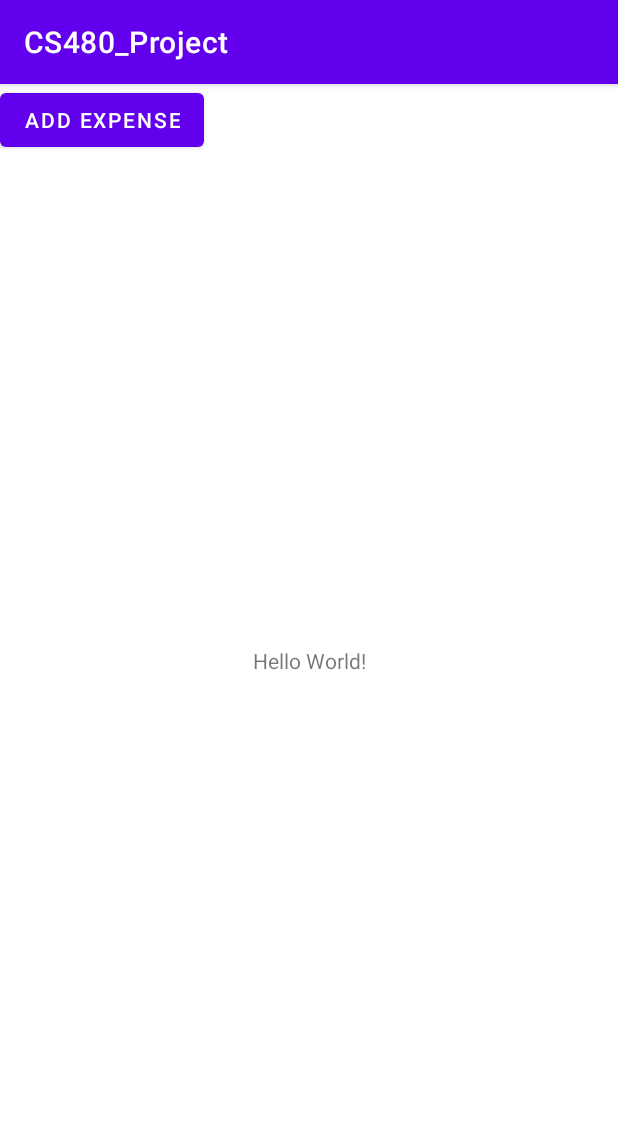
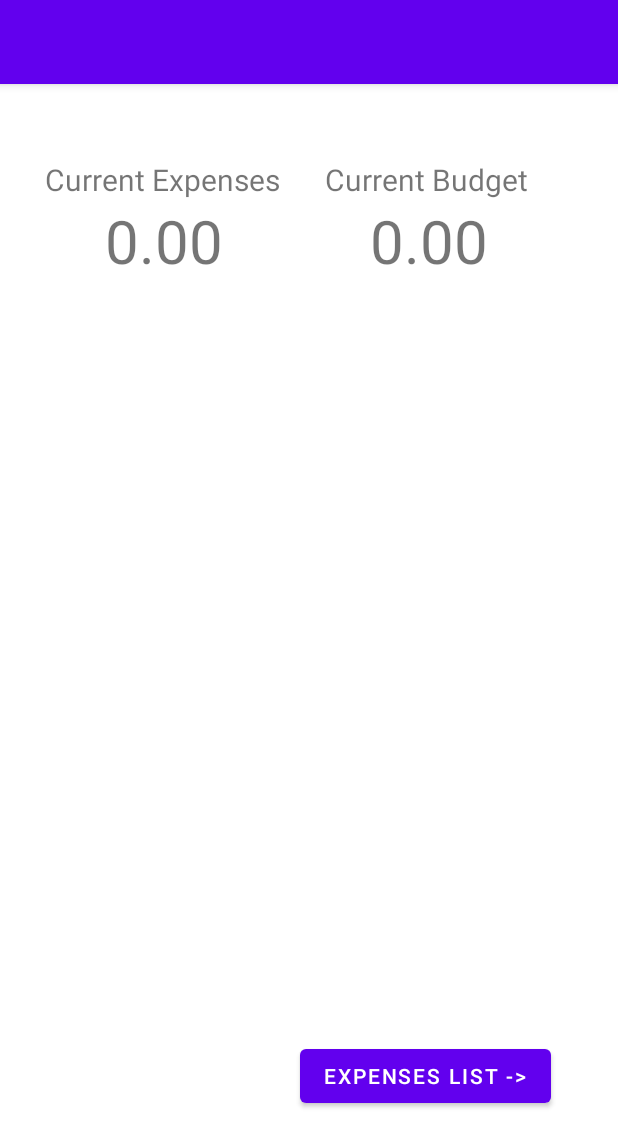
Before and after one commit to soleilm15/CS480_Project1, an Android app: the screen it shows after launch (MainActivity), on a phone screen of 412 x 824 dp. Shown: the top 1147 px of the screen. Run offline under Robolectric (Android 15) with nearby library versions, the phone set to English and light mode, and no system bars; 1 statement that could not run was skipped.

Commit message:
april 18

```diff
--- a/app/src/main/AndroidManifest.xml
+++ b/app/src/main/AndroidManifest.xml
@@ -14,6 +14,9 @@
         android:supportsRtl="true"
         android:theme="@style/Theme.CS480_Project"
         tools:targetApi="31">
+        <activity
+            android:name=".ExpenseDetailsList"
+            android:exported="false" />
         <activity
             android:name=".AddingBudget"
             android:exported="false" />
--- a/app/src/main/java/com/example/cs480_project/ExpenseTrackerDatabaseHelper.java
+++ b/app/src/main/java/com/example/cs480_project/ExpenseTrackerDatabaseHelper.java
@@ -124,7 +124,7 @@ public class ExpenseTrackerDatabaseHelper extends SQLiteOpenHelper {
         ContentValues values = new ContentValues();
         values.put(EXPENSE_AMOUNT, expense.getAmount());
         values.put(EXPENSE_CATEGORY, expense.getCategory());
-        values.put(EXPENSE_DATE, expense.getDate().getTime());
+        values.put(EXPENSE_DATE, expense.getDate());
         values.put(EXPENSE_DESCRIPTION, expense.getDescription());
         values.put(EXPENSE_RECEIPT, expense.getReceiptImage());
         values.put(EXPENSE_BUDGET_ID, expense.getBudgetId());
@@ -166,7 +166,7 @@ public class ExpenseTrackerDatabaseHelper extends SQLiteOpenHelper {
             int id = cursor.getInt(cursor.getColumnIndexOrThrow("id"));
             double amount = cursor.getDouble(cursor.getColumnIndexOrThrow("amount"));
             String categoryStr = cursor.getString(cursor.getColumnIndexOrThrow("category"));
-            Date date = new Date(cursor.getLong(cursor.getColumnIndexOrThrow("date")));
+            String date = String.valueOf(cursor.getLong(cursor.getColumnIndexOrThrow("date")));
             String description = cursor.getString(cursor.getColumnIndexOrThrow("description"));
             byte[] receiptImage = cursor.getBlob(cursor.getColumnIndexOrThrow("receipt_image"));
             int budgetId = cursor.getInt(cursor.getColumnIndexOrThrow("budget_id"));
--- a/app/src/main/java/com/example/cs480_project/MainActivity.java
+++ b/app/src/main/java/com/example/cs480_project/MainActivity.java
@@ -1,36 +1,67 @@
 package com.example.cs480_project;
 
+import androidx.appcompat.app.ActionBar;
 import androidx.appcompat.app.AppCompatActivity;
 
 import android.annotation.SuppressLint;
 import android.content.Intent;
+import android.database.SQLException;
+import android.database.sqlite.SQLiteDatabase;
 import android.os.Bundle;
 import android.os.Parcelable;
+import android.text.method.ScrollingMovementMethod;
+import android.util.Log;
+import android.view.Menu;
+import android.view.MenuItem;
 import android.view.View;
 import android.widget.Button;
+import android.widget.TextView;
+
 
 import java.util.AbstractCollection;
 
 public class MainActivity extends AppCompatActivity {
 
-    private Button addExpense;
+    private Button viewList;
 
+    @SuppressLint("MissingInflatedId")
     @Override
     protected void onCreate(Bundle savedInstanceState) {
         super.onCreate(savedInstanceState);
         setContentView(R.layout.activity_main);
 
-        //get references to button (test)
-        // get reference to the button
-        addExpense = (Button) findViewById(R.id.addExpense);
+        //hide title and icon in action bar
+        ActionBar actionBar = getSupportActionBar();
+        actionBar.setDisplayShowTitleEnabled(false);
 
-        // set up click listener for the button
-        addExpense.setOnClickListener(new View.OnClickListener() {
+        // get references for button
+        viewList = (Button) findViewById(R.id.listButton);
+
+        viewList.setOnClickListener(new View.OnClickListener() {
             @Override
-            public void onClick(View v) {
-                Intent intent = new Intent(MainActivity.this, AddingExpenses.class);
+            public void onClick(View view) {
+                Intent intent = new Intent(MainActivity.this, ExpenseDetailsList.class);
                 startActivity(intent);
             }
         });
+
     }
+
+    public boolean onOptionsItemSelected(MenuItem item) {
+        switch (item.getItemId()) {
+            case R.id.addExpense:
+                Intent intent = new Intent(MainActivity.this, AddingExpenses.class);
+                startActivity(intent); // adds a new expense
+                return true;
+
+            default:
+                return super.onOptionsItemSelected(item);
+        }
+    }
+
+    public boolean onCreateOptionsMenu(Menu m){
+        getMenuInflater().inflate(R.menu.menu, m);
+        return true;
+    }
+
 }
--- a/app/src/main/res/layout/activity_main.xml
+++ b/app/src/main/res/layout/activity_main.xml
@@ -1,28 +1,74 @@
 <?xml version="1.0" encoding="utf-8"?>
-<androidx.constraintlayout.widget.ConstraintLayout xmlns:android="http://schemas.android.com/apk/res/android"
+<LinearLayout xmlns:android="http://schemas.android.com/apk/res/android"
     xmlns:app="http://schemas.android.com/apk/res-auto"
     xmlns:tools="http://schemas.android.com/tools"
     android:layout_width="match_parent"
     android:layout_height="match_parent"
-    tools:context=".MainActivity">
+    tools:context=".MainActivity"
+    android:orientation="vertical">
 
-    <TextView
-        android:layout_width="wrap_content"
+    <RelativeLayout
+        android:layout_width="match_parent"
         android:layout_height="wrap_content"
-        android:text="Hello World!"
-        app:layout_constraintBottom_toBottomOf="parent"
-        app:layout_constraintEnd_toEndOf="parent"
-        app:layout_constraintStart_toStartOf="parent"
-        app:layout_constraintTop_toTopOf="parent" />
+        android:orientation="horizontal">
 
-    <Button
-        android:id="@+id/addExpense"
-        android:layout_width="wrap_content"
-        android:layout_height="wrap_content"
-        android:text="Add Expense"
-        tools:layout_editor_absoluteX="16dp"
-        tools:layout_editor_absoluteY="72dp"
-        tools:ignore="MissingConstraints" />
+        <TextView
+            android:id="@+id/expensesTextView"
+            android:layout_width="wrap_content"
+            android:layout_height="wrap_content"
+            android:text="Current Expenses"
+            android:textSize="20dp"
+            android:layout_marginLeft="30dp"
+            android:layout_marginTop="50dp"
+            tools:ignore="MissingConstraints" />
+
+        <TextView
+            android:id="@+id/budgetTextView"
+            android:layout_width="wrap_content"
+            android:layout_height="wrap_content"
+            android:text="Current Budget"
+            android:textSize="20dp"
+            android:layout_marginTop="50dp"
+            android:layout_marginLeft="30dp"
+            android:layout_toRightOf="@id/expensesTextView"
+            tools:ignore="MissingConstraints" />
+        <TextView
+            android:id="@+id/expenseAmountTextView"
+            android:layout_width="wrap_content"
+            android:layout_height="wrap_content"
+            android:text="0.00"
+            android:textSize="40dp"
+            android:layout_marginLeft="70dp"
+            android:layout_below="@id/expensesTextView"
+            tools:ignore="MissingConstraints" />
+
+        <TextView
+            android:id="@+id/budgetAmountTextView"
+            android:layout_width="wrap_content"
+            android:layout_height="wrap_content"
+            android:text="0.00"
+            android:textSize="40dp"
+            android:layout_marginLeft="60dp"
+            android:layout_toRightOf="@id/expensesTextView"
+            android:layout_below="@id/budgetTextView"
+            tools:ignore="MissingConstraints" />
+
+        <Button
+            android:id="@+id/listButton"
+            android:layout_width="wrap_content"
+            android:layout_height="wrap_content"
+            android:text="expenses list ->"
+            tools:ignore="MissingConstraints"
+            android:layout_marginTop="560dp"
+            android:layout_marginLeft="200dp"
+            android:layout_below="@id/budgetTextView"
+            />
+
+    </RelativeLayout>
 
 
-</androidx.constraintlayout.widget.ConstraintLayout>
+
+
+
+
+</LinearLayout>
```
Also changed, not shown: app/src/main/java/com/example/cs480_project/AddingExpenses.java (+21 -1 lines), app/src/main/java/com/example/cs480_project/Expense.java (+4 -4 lines), app/src/main/java/com/example/cs480_project/ExpenseDetailsList.java (added, +37 -0 lines), app/src/main/res/layout/activity_expense_details_list.xml (added, +16 -0 lines).
